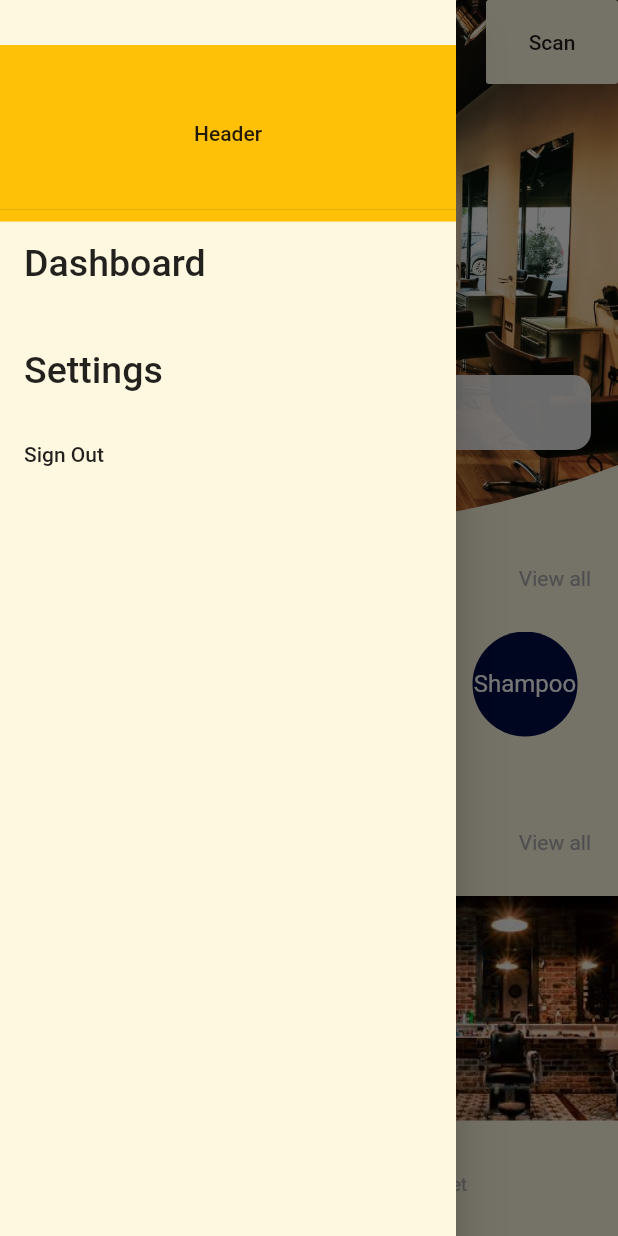
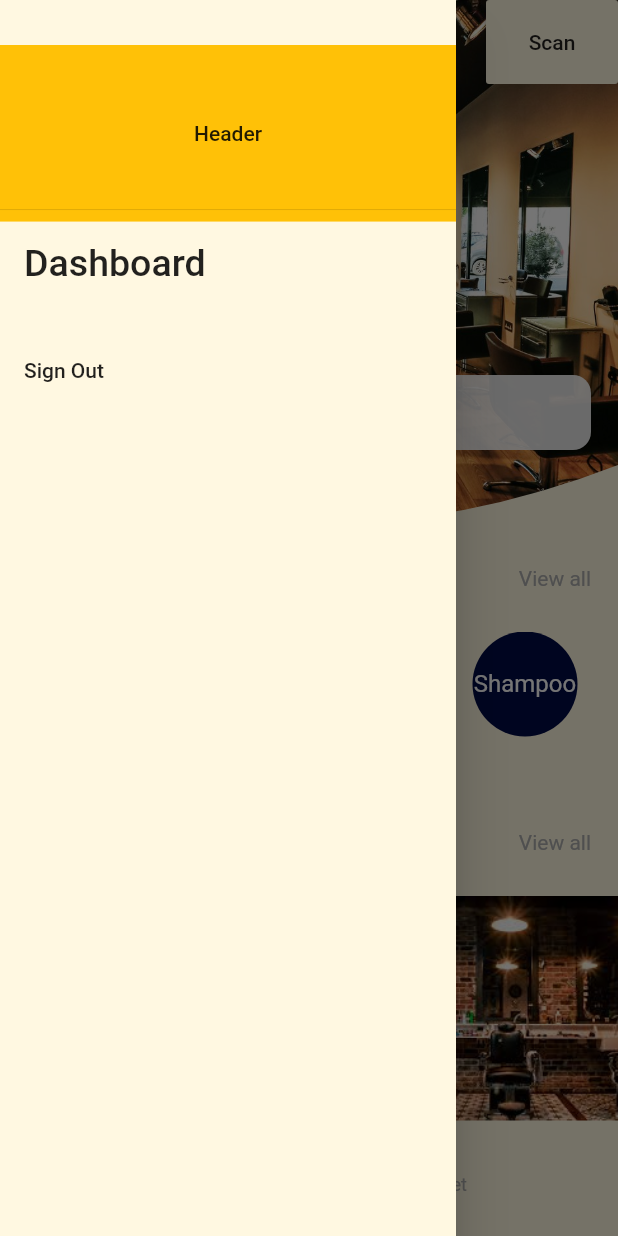
Before and after one commit to Pavan2601/SummerInternship, a Flutter app: the Home screen opened directly, with the side drawer open, on a phone screen of 412 x 824 dp. Run offline on Flutter 3.47's test engine with Material 2 defaults, Android fonts, the phone set to English and light mode, and no system bars; our stand-ins replace firebase_auth, firebase_core, flutter_custom_clippers, flutter_svg, font_awesome_flutter, google_fonts and 1 more; missing offline and left inert: barcode_scan_fix; accounts and stored records are empty; project files that could hold a hidden picture were left out.

Commit message:
User SignOut Added

```diff
--- a/first_flutter_app/lib/screens/home/home.dart
+++ b/first_flutter_app/lib/screens/home/home.dart
@@ -71,15 +71,15 @@ class _HomeState extends State<Home> {
                           height: 15,
                         ),
                         ListTile(
-                          title: Text(
-                            'Settings',
-                            style: TextStyle(fontSize: 25),
-                          ),
-                        ),
-                        ListTile(
                           title: Text('Sign Out'),
                           onTap: () async {
                             await _auth.signOut();
+                            Navigator.pushReplacement<void, void>(
+                              context,
+                              MaterialPageRoute<void>(
+                                builder: (BuildContext context) => LoginPage(),
+                              ),
+                            );
                           },
                         ),
                       ],
@@ -230,18 +230,7 @@ class _HomeState extends State<Home> {
                         }, // handle your image tap here
                         child: SalonCard(
                           salons: salons,
-                        )
-                        // Image.asset(
-                        //   'assets/cat.jpg',
-                        //   fit: BoxFit.cover, // this is the solution for border
-                        //   width: 110.0,
-                        //   height: 110.0,
-                        // ),
-                        );
-
-                    // return SalonCard(
-                    //   salons: salons,
-                    // );
+                        ));
                   },
                 ),
               ),
```
